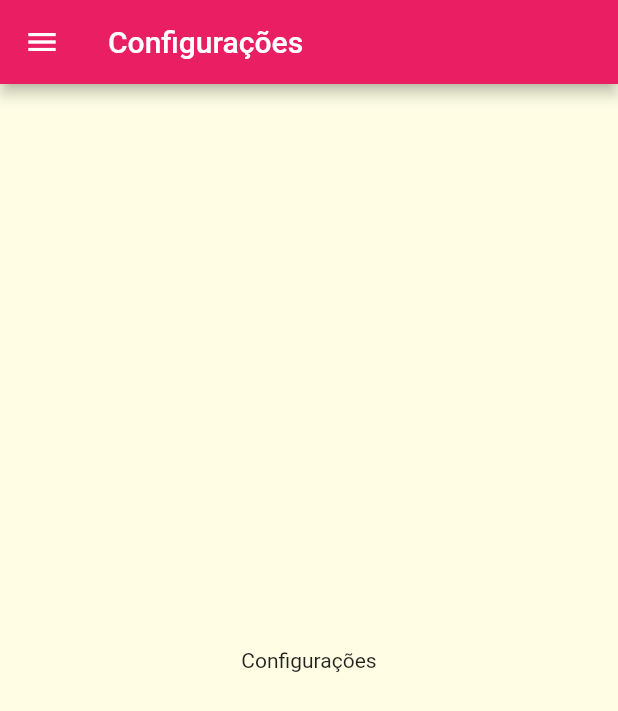
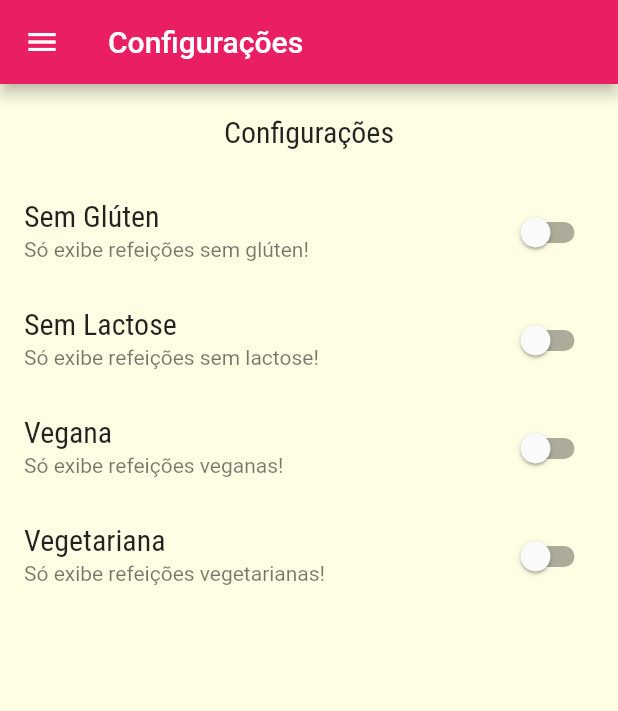
Before and after one commit to lorhanymoraes/food_flutter, a Flutter app: the SettingsScreen screen opened by its route, on a phone screen of 412 x 824 dp. Shown: the top 711 px of the screen. Run offline on Flutter 3.47's test engine with Material 2 defaults, Android fonts, the phone set to English and light mode, and no system bars; network calls fail.

Commit message:
config filter

```diff
--- a/lib/main.dart
+++ b/lib/main.dart
@@ -1,17 +1,44 @@
 import 'package:flutter/material.dart';
+import 'package:food_flutter/data/dummy_data.dart';
+import 'package:food_flutter/models/settings.dart';
 import 'package:food_flutter/screens/meal_detail_screen.dart';
 import 'package:food_flutter/screens/settings_screen.dart';
 import 'package:food_flutter/screens/tabs_screen.dart';
 import 'package:food_flutter/utils/routes.dart';
 import '../screens/categories_screen.dart';
 import '../screens/categories_meals_screen.dart';
+import 'models/meals.dart';
 
 void main() {
   runApp(const MyApp());
 }
 
-class MyApp extends StatelessWidget {
+class MyApp extends StatefulWidget {
   const MyApp({Key? key}) : super(key: key);
+
+  @override
+  State<MyApp> createState() => _MyAppState();
+}
+
+class _MyAppState extends State<MyApp> {
+  Settings settings = Settings();
+  List<Meal> _availableMeals = dummyMeals;
+
+  void _filterMeals(Settings settings) {
+    setState(() {
+      this.settings = settings;
+      _availableMeals = dummyMeals.where((meal) {
+        final filterGLuten = settings.isGlutenFree && !meal.isGlutenFree;
+        final filterLactose = settings.isLactoseFree && !meal.isLactoseFree;
+        final filterVegan = settings.isVegan && !meal.isVegan;
+        final filterVegetarian = settings.isVegetarian && !meal.isVegetarian;
+        return !filterGLuten &&
+            !filterLactose &&
+            !filterVegan &&
+            !filterVegetarian;
+      }).toList();
+    });
+  }
 
   @override
   Widget build(BuildContext context) {
@@ -31,9 +58,10 @@ class MyApp extends StatelessWidget {
       ),
       routes: {
         AppRoutes.HOME: (ctx) => TabsScreen(),
-        AppRoutes.CATEGORIES_MEALS: (ctx) => CategoriesMealsScreen(),
+        AppRoutes.CATEGORIES_MEALS: (ctx) =>
+            CategoriesMealsScreen(_availableMeals),
         AppRoutes.MEAL_DETAIL: (ctx) => MealDetailScreen(),
-        AppRoutes.SETTINGS: (ctx) => SettingsScreen(),
+        AppRoutes.SETTINGS: (ctx) => SettingsScreen(settings, _filterMeals),
       },
 
       //Rotas alternativas:
--- /dev/null
+++ b/lib/models/settings.dart
@@ -0,0 +1,13 @@
+class Settings {
+  bool isGlutenFree;
+  bool isLactoseFree;
+  bool isVegan;
+  bool isVegetarian;
+
+  Settings({
+    this.isGlutenFree = false,
+    this.isLactoseFree = false,
+    this.isVegan = false,
+    this.isVegetarian = false,
+  });
+}
--- a/lib/screens/categories_meals_screen.dart
+++ b/lib/screens/categories_meals_screen.dart
@@ -2,16 +2,18 @@ import 'package:flutter/material.dart';
 import 'package:food_flutter/components/meal_item.dart';
 import 'package:food_flutter/data/dummy_data.dart';
 import '../models/category.dart';
+import '../models/meals.dart';
 
 class CategoriesMealsScreen extends StatelessWidget {
-  // final Category category;
+  final List<Meal> meals;
 
-  // const CategoriesMealsScreen(this.category);
+  const CategoriesMealsScreen(this.meals);
+
   @override
   Widget build(BuildContext context) {
     final category = ModalRoute.of(context)?.settings.arguments as Category;
 
-    final categoryMeals = dummyMeals.where((meal) {
+    final categoryMeals = meals.where((meal) {
       return meal.categories.contains(category.id);
     }).toList();
 
--- a/lib/screens/settings_screen.dart
+++ b/lib/screens/settings_screen.dart
@@ -2,9 +2,42 @@ import 'package:flutter/material.dart';
 import 'package:flutter/src/widgets/framework.dart';
 import 'package:flutter/src/widgets/placeholder.dart';
 import 'package:food_flutter/components/main_drawer.dart';
+import 'package:food_flutter/models/settings.dart';
 
-class SettingsScreen extends StatelessWidget {
-  const SettingsScreen({super.key});
+class SettingsScreen extends StatefulWidget {
+  final Settings settings;
+  final Function(Settings) onSettingsChanged;
+
+  const SettingsScreen(this.settings, this.onSettingsChanged);
+
+  @override
+  State<SettingsScreen> createState() => _SettingsScreenState();
+}
+
+class _SettingsScreenState extends State<SettingsScreen> {
+  Settings? settings;
+
+  @override
+  void initState() {
+    super.initState();
+    settings = widget.settings;
+  }
+
+  Widget _createSwitch(
+    String title,
+    String subtitle,
+    bool value,
+    Function(bool) onChanged,
+  ) {
+    return SwitchListTile.adaptive(
+        title: Text(title),
+        subtitle: Text(subtitle),
+        value: value,
+        onChanged: (value) {
+          onChanged(value);
+          widget.onSettingsChanged(settings!);
+        });
+  }
 
   @override
   Widget build(BuildContext context) {
@@ -13,8 +46,46 @@ class SettingsScreen extends StatelessWidget {
         title: Text('Configurações'),
       ),
       drawer: MainDrawer(),
-      body: Center(
-        child: Text('Configurações'),
+      body: Column(
+        children: <Widget>[
+          Container(
+            padding: EdgeInsets.all(20),
+            child: Text(
+              'Configurações',
+              style: Theme.of(context).textTheme.titleMedium,
+            ),
+          ),
+          Expanded(
+            child: ListView(
+              children: <Widget>[
+                _createSwitch(
+                  'Sem Glúten',
+                  'Só exibe refeições sem glúten!',
+                  settings!.isGlutenFree,
+                  (value) => setState(() => settings!.isGlutenFree = value),
+                ),
+                _createSwitch(
+                  'Sem Lactose',
+                  'Só exibe refeições sem lactose!',
+                  settings!.isLactoseFree,
+                  (value) => setState(() => settings!.isLactoseFree = value),
+                ),
+                _createSwitch(
+                  'Vegana',
+                  'Só exibe refeições veganas!',
+                  settings!.isVegan,
+                  (value) => setState(() => settings!.isVegan = value),
+                ),
+                _createSwitch(
+                  'Vegetariana',
+                  'Só exibe refeições vegetarianas!',
+                  settings!.isVegetarian,
+                  (value) => setState(() => settings!.isVegetarian = value),
+                ),
+              ],
+            ),
+          ),
+        ],
       ),
     );
   }
```
